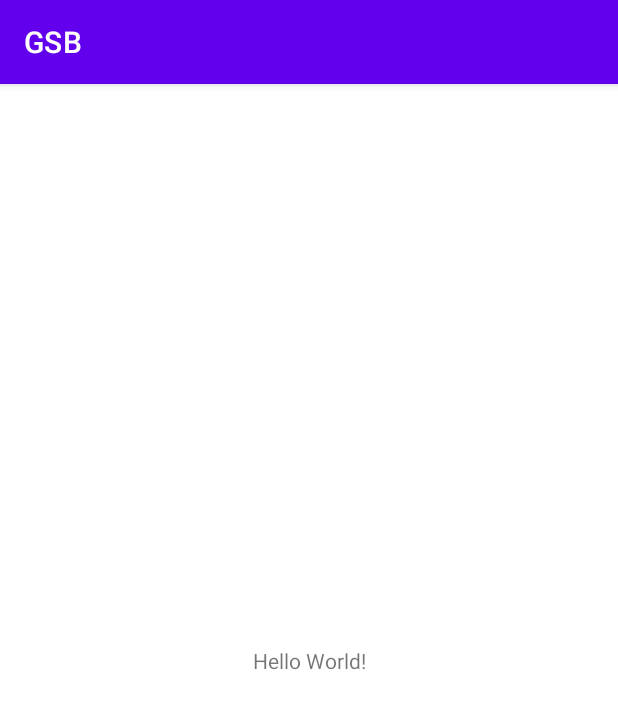
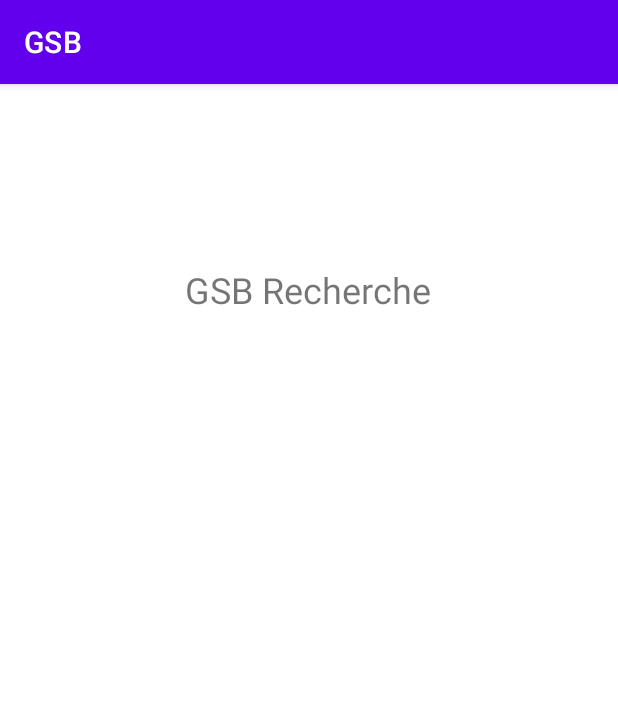
Before and after one commit to SmissTake/GSB, an Android app: the screen it shows after launch (MainActivity), on a phone screen of 412 x 824 dp. Shown: the top 709 px of the screen. Run offline under Robolectric (Android 15) with nearby library versions, the phone set to English and light mode, and no system bars.

Commit message:
Commit Initial v2...

```diff
--- a/app/src/main/res/layout/activity_main.xml
+++ b/app/src/main/res/layout/activity_main.xml
@@ -7,12 +7,15 @@
     tools:context=".MainActivity">
 
     <TextView
+        android:id="@+id/tvTitre"
         android:layout_width="wrap_content"
         android:layout_height="wrap_content"
-        android:text="Hello World!"
+        android:text="@string/tvTitre"
+        android:textSize="@dimen/tvTitre"
         app:layout_constraintBottom_toBottomOf="parent"
-        app:layout_constraintLeft_toLeftOf="parent"
-        app:layout_constraintRight_toRightOf="parent"
-        app:layout_constraintTop_toTopOf="parent" />
-
+        app:layout_constraintEnd_toEndOf="parent"
+        app:layout_constraintHorizontal_bias="0.498"
+        app:layout_constraintStart_toStartOf="parent"
+        app:layout_constraintTop_toTopOf="parent"
+        app:layout_constraintVertical_bias="0.164" />
 </androidx.constraintlayout.widget.ConstraintLayout>
--- /dev/null
+++ b/app/src/main/res/values/dimens.xml
@@ -0,0 +1,4 @@
+<?xml version="1.0" encoding="utf-8"?>
+<resources>
+    <dimen name="tvTitre">24sp</dimen>
+</resources>
--- a/app/src/main/res/values/strings.xml
+++ b/app/src/main/res/values/strings.xml
@@ -1,3 +1,4 @@
 <resources>
     <string name="app_name">GSB</string>
+    <string name="tvTitre">GSB Recherche</string>
 </resources>
```
